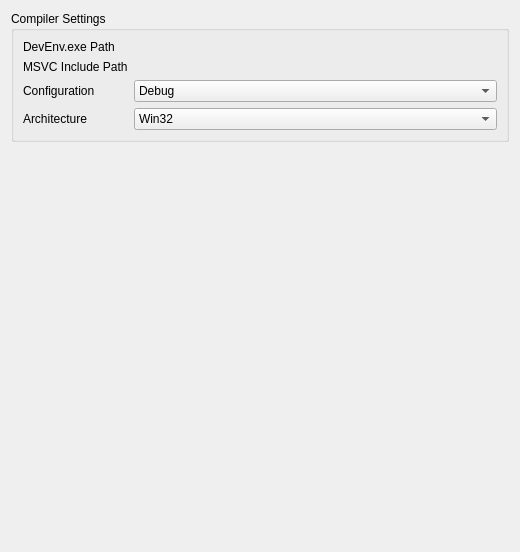
Above: msvcconfig.ui from sbabbi/kdev-msvc before the change. Below: the same form after it.
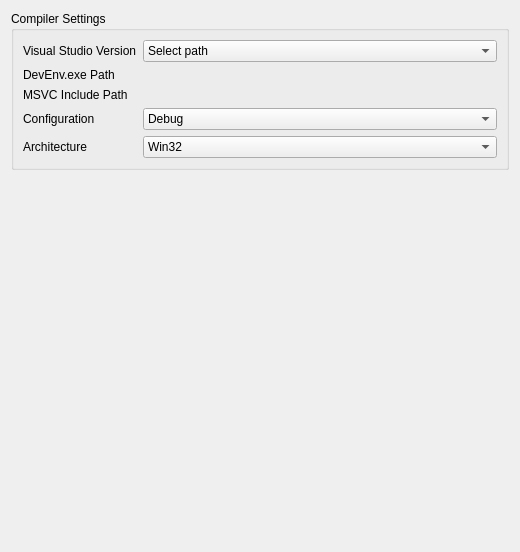
That is the form after the change. Custom widgets are drawn as their Qt base class.

Commit message: Improved VS version selection

Diff of the .ui file:
```diff
--- a/msvcconfig.ui
+++ b/msvcconfig.ui
@@ -26,28 +26,47 @@
       <item row="0" column="0">
        <widget class="QLabel" name="label">
         <property name="text">
-         <string>DevEnv.exe Path</string>
+         <string>Visual Studio Version</string>
         </property>
        </widget>
       </item>
       <item row="0" column="1">
-       <widget class="KUrlRequester" name="builder_path"/>
+       <widget class="KComboBox" name="version_combo">
+        <item>
+         <property name="text">
+          <string>Select path</string>
+         </property>
+        </item>
+       </widget>
       </item>
       <item row="1" column="0">
+       <widget class="QLabel" name="devenv_exe_label">
+        <property name="text">
+         <string>DevEnv.exe Path</string>
+        </property>
+       </widget>
+      </item>
+      <item row="1" column="1">
+       <widget class="KUrlRequester" name="builder_path" native="true"/>
+      </item>
+      <item row="2" column="0">
        <widget class="KSqueezedTextLabel" name="ksqueezedtextlabel">
         <property name="text">
          <string>MSVC Include Path</string>
         </property>
        </widget>
       </item>
-      <item row="1" column="1">
-       <widget class="KUrlRequester" name="msvc_include">
-        <property name="mode">
-         <set>KFile::Directory|KFile::ExistingOnly|KFile::LocalOnly</set>
-        </property>
-       </widget>
-      </item>
       <item row="2" column="1">
+       <widget class="KUrlRequester" name="msvc_include" native="true"/>
+      </item>
+      <item row="3" column="0">
+       <widget class="KSqueezedTextLabel" name="ksqueezedtextlabel_2">
+        <property name="text">
+         <string>Configuration</string>
+        </property>
+       </widget>
+      </item>
+      <item row="3" column="1">
        <widget class="KComboBox" name="config_combo">
         <item>
          <property name="text">
@@ -61,21 +80,14 @@
         </item>
        </widget>
       </item>
-      <item row="2" column="0">
-       <widget class="KSqueezedTextLabel" name="ksqueezedtextlabel_2">
-        <property name="text">
-         <string>Configuration</string>
-        </property>
-       </widget>
-      </item>
-      <item row="3" column="0">
+      <item row="4" column="0">
        <widget class="KSqueezedTextLabel" name="ksqueezedtextlabel_3">
         <property name="text">
          <string>Architecture</string>
         </property>
        </widget>
       </item>
-      <item row="3" column="1">
+      <item row="4" column="1">
        <widget class="KComboBox" name="arch_combo">
         <item>
          <property name="text">
```
Left out of the diff: 2 changed lines with no effect on the pictures. The commit also changes 3 other files.
